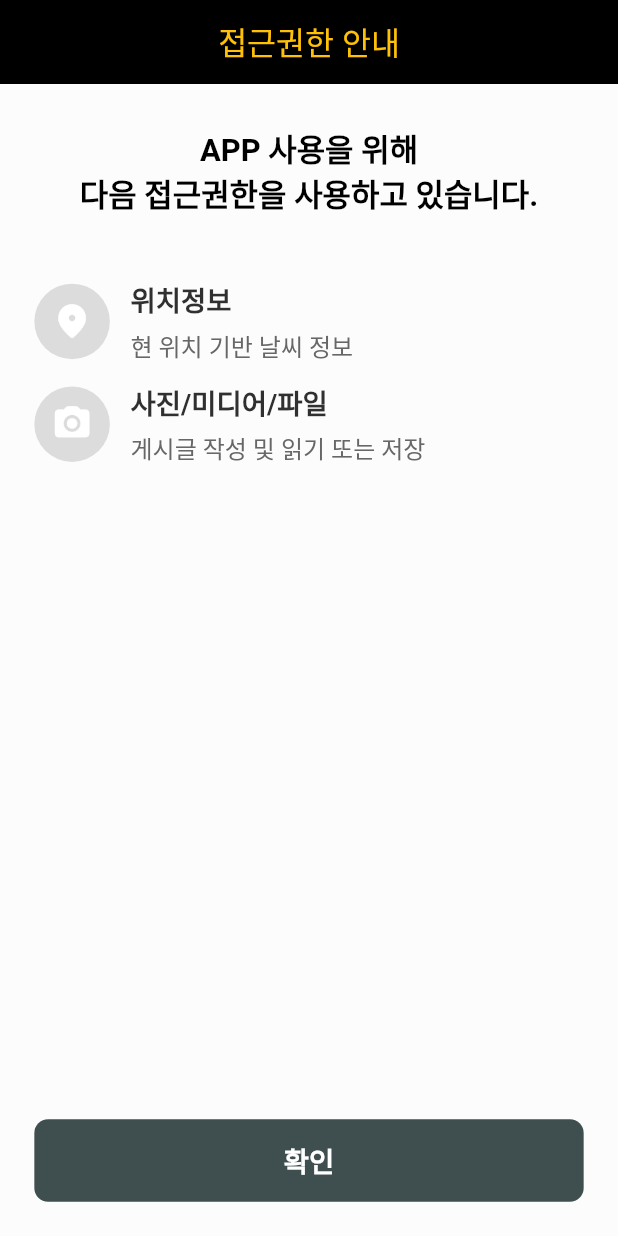
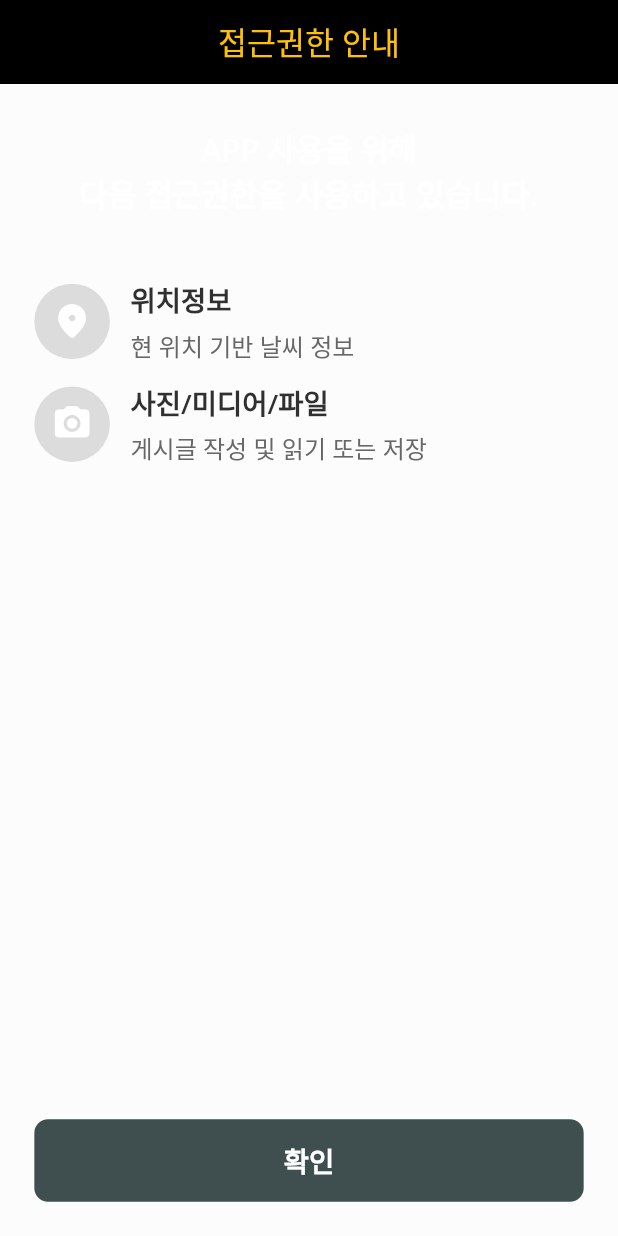
Before and after one commit to pausacoffee/weather_today, a Flutter app: the screen it shows after launch, on a phone screen of 412 x 824 dp. Run offline on Flutter 3.47's test engine with Material 2 defaults, Android fonts, the phone set to English and light mode, and no system bars; drawn by our look-alikes of flutter_bounce; our stand-ins replace animated_toggle_switch, dio, flutter_animate, flutter_dotenv, flutter_screenutil, fluttertoast and 8 more.

Commit message:
theme 정리 및 적용

```diff
--- a/lib/config/app_config.dart
+++ b/lib/config/app_config.dart
@@ -5,7 +5,7 @@ class AppConfig {
   // Singleton ▼ ========================================
   static final AppConfig _singleton = AppConfig._();
 
-  ///앱의 설정 값 : Scale(°F, °C), 언어, 다크모드 etc
+  ///앱의 설정 값 : Scale(°F, °C), 언어 etc
   factory AppConfig() {
     return _singleton;
   }
--- a/lib/global/global_button.dart
+++ b/lib/global/global_button.dart
@@ -69,8 +69,7 @@ class GlobalButton extends StatelessWidget {
                   alignment: Alignment.center,
                   child: Text(
                     title!,
-                    style: (style ?? TextStylePath.base16w600)
-                        .copyWith(color: Colors.white),
+                    style: (style ?? TextStylePath.base16w600),
                   ),
                 )
               : Container(
--- a/lib/global/global_skeleton_loader.dart
+++ b/lib/global/global_skeleton_loader.dart
@@ -12,7 +12,7 @@ class GlobalSkeletonLoader extends StatelessWidget {
   @override
   Widget build(BuildContext context) {
     return Shimmer.fromColors(
-      baseColor: Color.fromRGBO(240, 240, 240, 1),
+      baseColor: Colors.white54,
       highlightColor: Colors.white,
       child: Container(
         width: width ?? double.infinity,
--- a/lib/main.dart
+++ b/lib/main.dart
@@ -70,7 +70,7 @@ class _MyAppState extends State<MyApp> {
             final GoRouter goRouter =
                 Provider.of<AppRouter>(context, listen: false).router;
             final ThemeService themeNotifier =
-                Provider.of<ThemeService>(context, listen: false);
+                Provider.of<ThemeService>(context, listen: true);
             return MaterialApp.router(
               // route 정보 전달
               routeInformationProvider: goRouter.routeInformationProvider,
@@ -92,16 +92,6 @@ class _MyAppState extends State<MyApp> {
                   child: widget!,
                 );
               },
-              // theme: ThemeData(
-              //   appBarTheme: AppBarTheme(
-              //     backgroundColor: ColorPath.bgColor,
-              //     systemOverlayStyle: SystemUiOverlayStyle.dark.copyWith(
-              //       statusBarColor: Colors.white.withOpacity(0.0),
-              //     ),
-              //   ),
-              //   fontFamily: GoogleFonts.openSans().fontFamily,
-              //   scaffoldBackgroundColor: ColorPath.bgColor,
-              // ),
               theme: lightTheme,
               darkTheme: darkTheme,
               themeMode: themeNotifier.themeMode,
--- a/lib/service/app_service.dart
+++ b/lib/service/app_service.dart
@@ -1,8 +1,10 @@
 import 'dart:async';
 import 'package:flutter/cupertino.dart';
+import 'package:provider/provider.dart';
 import 'package:shared_preferences/shared_preferences.dart';
 
 import '../config/app_config.dart';
+import '../modules/home/model/home_view_model.dart';
 import 'condition_service.dart';
 
 class AppService with ChangeNotifier {
--- a/lib/utils/text.dart
+++ b/lib/utils/text.dart
@@ -8,121 +8,121 @@ abstract class TextStylePath {
   static TextStyle title18w400 = TextStyle(
     fontSize: 18.sp,
     fontWeight: FontWeight.w400,
-    color: ColorPath.textBlack,
+    color: Colors.white,
   );
   static TextStyle title18w600 = TextStyle(
     fontSize: 18.sp,
     fontWeight: FontWeight.w600,
-    color: ColorPath.textBlack,
+    color: Colors.white,
   );
   static TextStyle title18w800 = TextStyle(
     fontSize: 18.sp,
     fontWeight: FontWeight.bold,
-    color: ColorPath.textBlack,
+    color: Colors.white,
   );
   static TextStyle title20w400 = TextStyle(
     fontSize: 20.sp,
     fontWeight: FontWeight.w400,
-    color: ColorPath.textBlack,
+    color: Colors.white,
   );
   static TextStyle title20w600 = TextStyle(
     fontSize: 20.sp,
     fontWeight: FontWeight.w600,
-    color: ColorPath.textBlack,
+    color: Colors.white,
   );
   static TextStyle title20w800 = TextStyle(
     fontSize: 20.sp,
     fontWeight: FontWeight.bold,
-    color: ColorPath.textBlack,
+    color: Colors.white,
   );
   static TextStyle title24w400 = TextStyle(
     fontSize: 24.sp,
     fontWeight: FontWeight.w400,
-    color: ColorPath.textBlack,
+    color: Colors.white,
   );
   static TextStyle title24w600 = TextStyle(
     fontSize: 24.sp,
     fontWeight: FontWeight.w600,
-    color: ColorPath.textBlack,
+    color: Colors.white,
   );
   static TextStyle title24w800 = TextStyle(
     fontSize: 24.sp,
     fontWeight: FontWeight.bold,
-    color: ColorPath.textBlack,
+    color: Colors.white,
   );
 
   static TextStyle title48w800 = TextStyle(
     fontSize: 48.sp,
     fontWeight: FontWeight.bold,
-    color: ColorPath.textBlack,
+    color: Colors.white,
   );
 
   static TextStyle title56w800 = TextStyle(
     fontSize: 56.sp,
     fontWeight: FontWeight.bold,
-    color: ColorPath.textBlack,
+    color: Colors.white,
   );
 
   // Base
   static TextStyle base16w400 = TextStyle(
     fontSize: 16.sp,
     fontWeight: FontWeight.w400,
-    color: ColorPath.textBlack,
+    color: Colors.white,
   );
   static TextStyle base16w500 = TextStyle(
     fontSize: 16.sp,
     fontWeight: FontWeight.w500,
-    color: ColorPath.textBlack,
+    color: Colors.white,
   );
   static TextStyle base16w600 = TextStyle(
     fontSize: 16.sp,
     fontWeight: FontWeight.w600,
-    color: ColorPath.textBlack,
+    color: Colors.white,
   );
 
   // Small
   static TextStyle small14w400 = TextStyle(
     fontSize: 14.sp,
     fontWeight: FontWeight.w400,
-    color: ColorPath.textBlack,
+    color: Colors.white,
   );
   static TextStyle small14w600 = TextStyle(
     fontSize: 14.sp,
     fontWeight: FontWeight.w600,
-    color: ColorPath.textBlack,
+    color: Colors.white,
   );
 
   static TextStyle small12w300 = TextStyle(
     fontSize: 12.sp,
     fontWeight: FontWeight.w300,
-    color: ColorPath.textBlack,
+    color: Colors.white,
   );
 
   static TextStyle small12w400 = TextStyle(
     fontSize: 12.sp,
     fontWeight: FontWeight.w400,
-    color: ColorPath.textBlack,
+    color: Colors.white,
   );
   static TextStyle small12w600 = TextStyle(
     fontSize: 12.sp,
     fontWeight: FontWeight.w600,
-    color: ColorPath.textBlack,
+    color: Colors.white,
   );
 
   static TextStyle small8w300 = TextStyle(
     fontSize: 8.sp,
     fontWeight: FontWeight.w300,
-    color: ColorPath.textBlack,
+    color: Colors.white,
   );
 
   static TextStyle small8w400 = TextStyle(
     fontSize: 8.sp,
     fontWeight: FontWeight.w400,
-    color: ColorPath.textBlack,
+    color: Colors.white,
   );
   static TextStyle small8w600 = TextStyle(
     fontSize: 8.sp,
     fontWeight: FontWeight.w600,
-    color: ColorPath.textBlack,
+    color: Colors.white,
   );
 }
--- a/pubspec.yaml
+++ b/pubspec.yaml
@@ -43,7 +43,6 @@ dependencies:
   flutter_bounce: ^1.1.0
   flutter_animate: ^4.1.1+1
   device_preview: ^1.1.0
-  toggle_switch: ^2.0.1
   animated_toggle_switch: ^0.6.2
 
 
```
Also changed, not shown: lib/global/global_toggle_switch.dart (+2 -6 lines), lib/modules/address/widgets/address_search_widget.dart (+3 -7 lines), lib/modules/home/view/home_page.dart (+36 -21 lines), lib/modules/home/widgets/side_menu.dart (+12 -10 lines), lib/modules/home/widgets/uv_widget.dart (+4 -10 lines), lib/modules/home/widgets/weather_per_hour_widget.dart (+15 -35 lines), lib/utils/theme.dart (+18 -4 lines), pubspec.lock.
